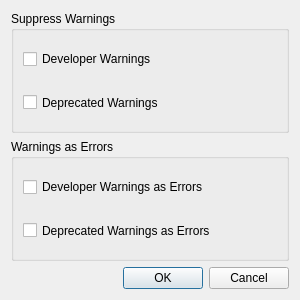
The window that Source/QtDialog/WarningMessagesDialog.ui (Kitware/CMake) describes before a commit, drawn with Qt 5.
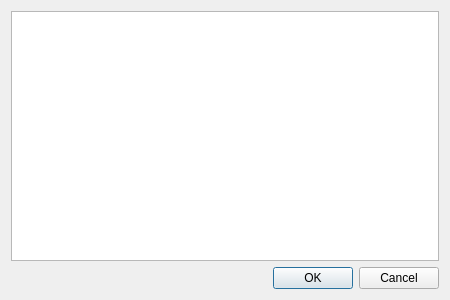
The same window after the commit.

Commit message:
Diagnostics: Overhaul warnings in cmake-gui
Replace the old (and poorly designed) mechanisms for altering warnings
in cmake-gui with a new warning tree that adaptively handles all
diagnostic categories that are defined.

What changed in the file:
```diff
--- a/Source/QtDialog/WarningMessagesDialog.ui
+++ b/Source/QtDialog/WarningMessagesDialog.ui
@@ -6,7 +6,7 @@
    <rect>
     <x>0</x>
     <y>0</y>
-    <width>300</width>
+    <width>450</width>
     <height>300</height>
    </rect>
   </property>
@@ -18,103 +18,54 @@
   </property>
   <layout class="QVBoxLayout" name="verticalLayout">
    <item>
-    <widget class="QGroupBox" name="groupBox">
-     <property name="sizePolicy">
-      <sizepolicy hsizetype="Expanding" vsizetype="Expanding">
-       <horstretch>0</horstretch>
-       <verstretch>0</verstretch>
-      </sizepolicy>
+    <widget class="QTreeWidget" name="treeWidget">
+     <property name="showDropIndicator" stdset="0">
+      <bool>false</bool>
      </property>
-     <property name="title">
-      <string>Suppress Warnings</string>
+     <property name="alternatingRowColors">
+      <bool>true</bool>
      </property>
-     <layout class="QVBoxLayout" name="verticalLayout_2">
-      <item>
-       <widget class="QCheckBox" name="suppressDeveloperWarnings">
-        <property name="sizePolicy">
-         <sizepolicy hsizetype="Expanding" vsizetype="Expanding">
-          <horstretch>0</horstretch>
-          <verstretch>0</verstretch>
-         </sizepolicy>
-        </property>
-        <property name="toolTip">
-         <string>Suppress developer (author) warnings.</string>
-        </property>
-        <property name="text">
-         <string>Developer Warnings</string>
-        </property>
-        <property name="tristate">
-         <bool>false</bool>
-        </property>
-       </widget>
-      </item>
-      <item>
-       <widget class="QCheckBox" name="suppressDeprecatedWarnings">
-        <property name="sizePolicy">
-         <sizepolicy hsizetype="Expanding" vsizetype="Expanding">
-          <horstretch>0</horstretch>
-          <verstretch>0</verstretch>
-         </sizepolicy>
-        </property>
-        <property name="toolTip">
-         <string>Suppress deprecated warnings.</string>
-        </property>
-        <property name="text">
-         <string>Deprecated Warnings</string>
-        </property>
-        <property name="tristate">
-         <bool>false</bool>
-        </property>
-       </widget>
-      </item>
-     </layout>
-    </widget>
-   </item>
-   <item>
-    <widget class="QGroupBox" name="groupBox_2">
-     <property name="sizePolicy">
-      <sizepolicy hsizetype="Expanding" vsizetype="Expanding">
-       <horstretch>0</horstretch>
-       <verstretch>0</verstretch>
-      </sizepolicy>
+     <property name="rootIsDecorated">
+      <bool>false</bool>
      </property>
-     <property name="title">
-      <string>Warnings as Errors</string>
+     <property name="uniformRowHeights">
+      <bool>true</bool>
      </property>
-     <layout class="QVBoxLayout" name="verticalLayout_3">
-      <item>
-       <widget class="QCheckBox" name="developerWarningsAsErrors">
-        <property name="sizePolicy">
-         <sizepolicy hsizetype="Expanding" vsizetype="Expanding">
-          <horstretch>0</horstretch>
-          <verstretch>0</verstretch>
-         </sizepolicy>
-        </property>
-        <property name="toolTip">
-         <string>Treat developer (author) warnings as errors.</string>
-        </property>
-        <property name="text">
-         <string>Developer Warnings as Errors</string>
-        </property>
-       </widget>
-      </item>
-      <item>
-       <widget class="QCheckBox" name="deprecatedWarningsAsErrors">
-        <property name="sizePolicy">
-         <sizepolicy hsizetype="Expanding" vsizetype="Expanding">
-          <horstretch>0</horstretch>
-          <verstretch>0</verstretch>
-         </sizepolicy>
-        </property>
-        <property name="toolTip">
-         <string>Treat deprecated warnings as errors.</string>
-        </property>
-        <property name="text">
-         <string>Deprecated Warnings as Errors</string>
-        </property>
-       </widget>
-      </item>
-     </layout>
+     <property name="itemsExpandable">
+      <bool>false</bool>
+     </property>
+     <property name="allColumnsShowFocus">
+      <bool>true</bool>
+     </property>
+     <property name="expandsOnDoubleClick">
+      <bool>false</bool>
+     </property>
+     <attribute name="headerVisible">
+      <bool>false</bool>
+     </attribute>
+     <attribute name="headerStretchLastSection">
+      <bool>false</bool>
+     </attribute>
+     <column>
+      <property name="text">
+       <string notr="true">Category</string>
+      </property>
+     </column>
+     <column>
+      <property name="text">
+       <string notr="true">Ignore</string>
+      </property>
+     </column>
+     <column>
+      <property name="text">
+       <string notr="true">Warn</string>
+      </property>
+     </column>
+     <column>
+      <property name="text">
+       <string notr="true">Error</string>
+      </property>
+     </column>
     </widget>
    </item>
    <item>
```
The commit also changes 6 other files.
